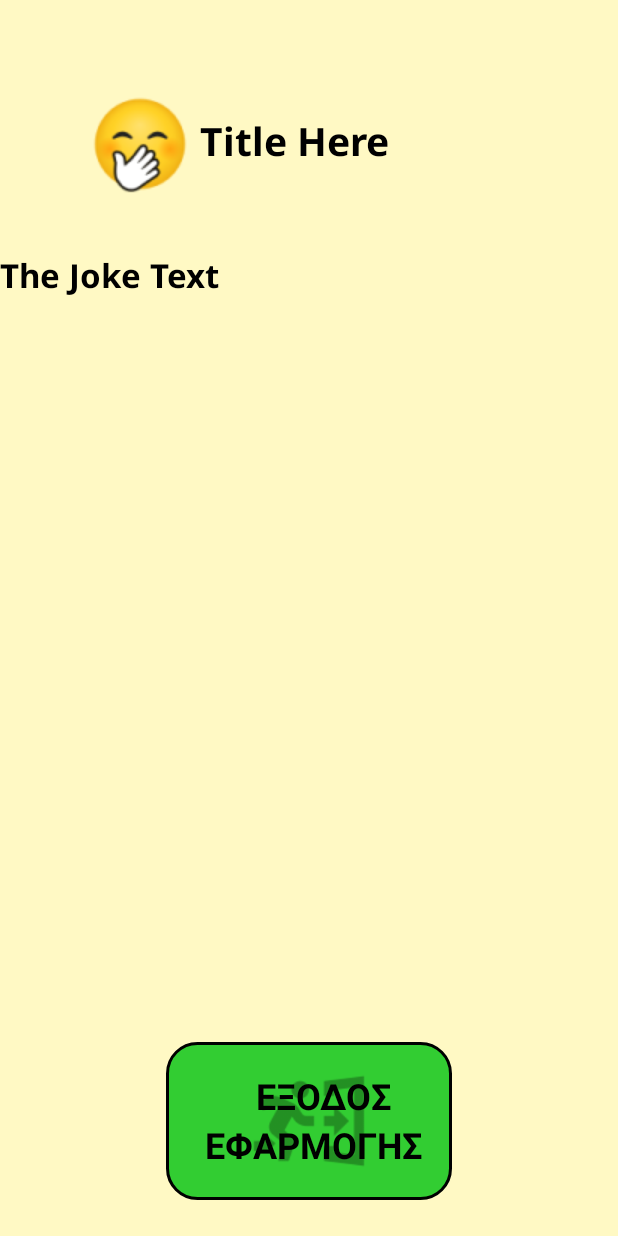
After one commit to Lazaris02/ElderlyUI, an Android app: the layout activity_joke_single.xml on its own in the app's theme, with its tools: preview values and no code run, on a phone screen of 412 x 824 dp. The commit adds this screen. Run offline under Robolectric (Android 15) with nearby library versions, the phone set to English and light mode, and no system bars.

Commit message:
fully functioning jokes-app , needs a small mod in the view

```diff
--- a/app/src/main/AndroidManifest.xml
+++ b/app/src/main/AndroidManifest.xml
@@ -16,6 +16,12 @@
         android:supportsRtl="true"
         android:theme="@style/Theme.ElderlyUI"
         tools:targetApi="31">
+        <activity
+            android:name=".JokeSingleActivity"
+            android:exported="false" />
+        <activity
+            android:name=".JokesListItem"
+            android:exported="false" />
         <activity
             android:name=".JokesListActivity"
             android:exported="false" />
--- /dev/null
+++ b/app/src/main/res/layout/activity_joke_single.xml
@@ -0,0 +1,71 @@
+<?xml version="1.0" encoding="utf-8"?>
+<androidx.constraintlayout.widget.ConstraintLayout xmlns:android="http://schemas.android.com/apk/res/android"
+    xmlns:app="http://schemas.android.com/apk/res-auto"
+    xmlns:tools="http://schemas.android.com/tools"
+    android:id="@+id/main"
+    android:layout_width="match_parent"
+    android:layout_height="match_parent"
+    android:background="#FFF9C4"
+    tools:context=".JokeSingleActivity">
+
+    <TextView
+        android:id="@+id/exit_text"
+        android:layout_width="wrap_content"
+        android:layout_height="wrap_content"
+        android:layout_marginBottom="24dp"
+        android:background="@drawable/exitbackground"
+        android:fontFamily="@font/noto_sans_bold"
+        android:padding="20dp"
+        android:text="@string/exit_text"
+        android:textColor="@color/black"
+        android:textSize="24dp"
+        app:layout_constraintBottom_toBottomOf="parent"
+        app:layout_constraintEnd_toEndOf="parent"
+        app:layout_constraintStart_toStartOf="parent" />
+
+    <ImageView
+        android:id="@+id/imageView8"
+        android:layout_width="100dp"
+        android:layout_height="80dp"
+        app:layout_constraintBottom_toBottomOf="@+id/exit_text"
+        app:layout_constraintEnd_toEndOf="@+id/exit_text"
+        app:layout_constraintStart_toStartOf="@+id/exit_text"
+        app:layout_constraintTop_toTopOf="@+id/exit_text"
+        app:srcCompat="@drawable/exit" />
+
+    <ImageView
+        android:id="@+id/imageView10"
+        android:layout_width="wrap_content"
+        android:layout_height="wrap_content"
+        android:layout_marginTop="56dp"
+        app:layout_constraintEnd_toStartOf="@+id/jokeTitle"
+        app:layout_constraintHorizontal_bias="1.0"
+        app:layout_constraintStart_toStartOf="parent"
+        app:layout_constraintTop_toTopOf="parent"
+        app:srcCompat="@drawable/jokes" />
+
+    <TextView
+        android:id="@+id/jokeTitle"
+        android:layout_width="wrap_content"
+        android:layout_height="wrap_content"
+        android:layout_marginTop="76dp"
+        android:layout_marginEnd="152dp"
+        android:fontFamily="@font/noto_sans_bold"
+        android:text="Title Here"
+        android:textColor="@color/black"
+        android:textSize="26sp"
+        app:layout_constraintEnd_toEndOf="parent"
+        app:layout_constraintTop_toTopOf="parent" />
+
+    <TextView
+        android:id="@+id/theJoke"
+        android:layout_width="match_parent"
+        android:layout_height="wrap_content"
+        android:layout_marginTop="56dp"
+        android:fontFamily="@font/noto_sans_bold"
+        android:text="The Joke Text"
+        android:textColor="@color/black"
+        android:textSize="22sp"
+        app:layout_constraintTop_toBottomOf="@+id/jokeTitle"
+        tools:layout_editor_absoluteX="0dp" />
+</androidx.constraintlayout.widget.ConstraintLayout>
```
Also changed, not shown: app/src/main/java/com/example/elderlyui/CustomAdapter.java (added, +66 -0 lines), app/src/main/java/com/example/elderlyui/JokeSingleActivity.java (added, +93 -0 lines), app/src/main/java/com/example/elderlyui/JokesActivity.java (+7 -2 lines), app/src/main/java/com/example/elderlyui/JokesListActivity.java (+56 -4 lines), app/src/main/java/com/example/elderlyui/JokesListItem.java (added, +17 -0 lines), app/src/main/res/layout/activity_jokes.xml (+4 -4 lines), app/src/main/res/layout/activity_jokes_list.xml (+14 -0 lines), app/src/main/res/layout/activity_jokes_list_item.xml (added, +27 -0 lines), app/src/main/res/drawable/listitem.png (added), 1 other file.
